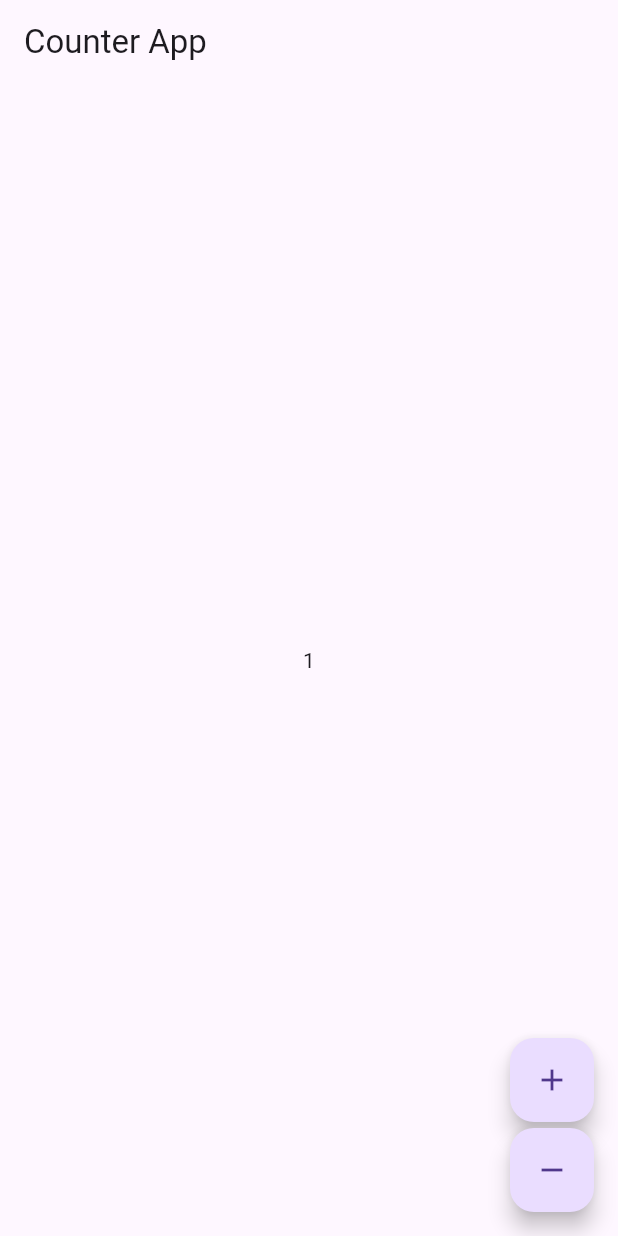
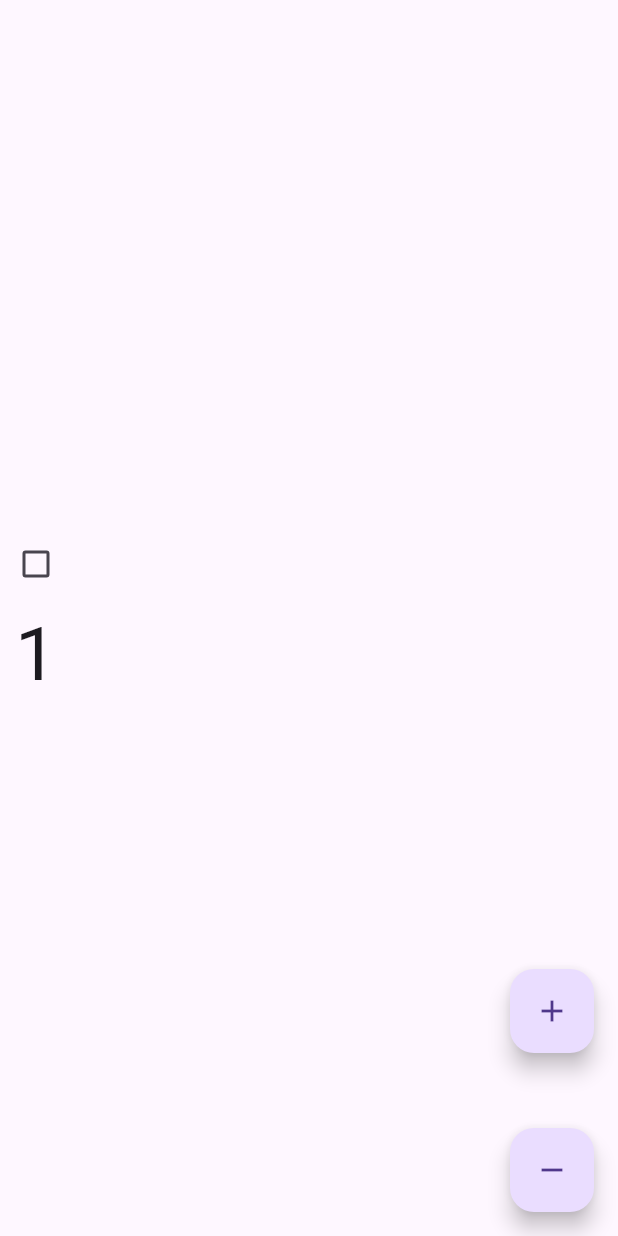
Before and after one commit to liiiiamb/flutter-to-do, a Flutter app: the screen it shows after launch, after a tap on the "add" icon, on a phone screen of 412 x 824 dp. Run offline on Flutter 3.47's test engine with Material 3 defaults, Android fonts, the phone set to English and light mode, and no system bars; our stand-ins replace bloc, flutter_bloc.

```diff
--- a/lib/counter_cubit.dart
+++ b/lib/counter/counter_cubit.dart
@@ -7,9 +7,18 @@ part 'counter_state.dart';
 //initial state is set to zero, incremenet and decrement functions (based on checked box - updates state)
 
 class CounterCubit extends Cubit<int> {
-  CounterCubit(): super(0);
+  CounterCubit(super.initialState);
 
   void increment() => emit (state + 1); //adds 1 to the current state value
   void decrement() => emit (state - 1); //removes 1 from the current state value
 
+//on changed method
+  @override
+  void onChange(Change<int> change) {
+    // TODO: implement onChange
+    super.onChange(change);
+
+    print(change);
+  }
+
 }
--- /dev/null
+++ b/lib/counter/counter_page.dart
@@ -0,0 +1,42 @@
+import 'package:flutter/cupertino.dart';
+import 'package:flutter/material.dart';
+import 'package:flutter_bloc/flutter_bloc.dart';
+import 'package:to_do/counter/counter_cubit.dart';
+
+import 'counter_view.dart';
+
+/*
+PROVIDES the counter cubit to the UI
+ */
+
+
+
+class CounterPage extends StatelessWidget{
+  const CounterPage({super.key});
+
+  @override
+  Widget build(BuildContext context) {
+    return BlocProvider(create: (context) => CounterCubit(0), //passing through cubit - initial state starts from 0
+
+    //counter view (UI) - you can use BlocListener here that listens for any state changes
+    //child: CounterView(),
+
+      child: BlocListener<CounterCubit, int>(
+        listener: (context, state) =>  {
+          if (state == 10){ //current value of state - number on screen
+            showDialog(
+              context: context,
+              builder: (context) => const AlertDialog(
+                title: Text('Congratulations!'),
+                content: Text('You reached 10'),
+              ),
+            )
+          }
+        },
+
+          child: CounterView(),
+      ),
+    );
+  }
+
+}
--- /dev/null
+++ b/lib/counter/counter_view.dart
@@ -0,0 +1,76 @@
+/*
+
+Counter view - responsible for UI
+
+- use BlocBuilder
+ */
+
+import 'package:flutter/material.dart';
+import 'package:flutter_bloc/flutter_bloc.dart';
+
+import 'counter_cubit.dart';
+
+class CounterView extends StatefulWidget {
+  //as there is a checkbox which changes, this now has state and is a stateful widget
+
+  const CounterView({super.key});
+
+  @override
+  State<StatefulWidget> createState() => _CounterViewState();
+}
+
+class _CounterViewState extends State<CounterView> {
+  bool _isChecked = false;
+
+  //BUILD UI
+  @override
+  Widget build(BuildContext context) {
+    return Scaffold(
+      body: BlocBuilder<CounterCubit, int>(builder: (context, state) {
+        return Column(
+            mainAxisAlignment: MainAxisAlignment.center,
+            //crossAxisAlignment: CrossAxisAlignment.center, //this centers the column
+            children: [
+          Checkbox(
+              value: _isChecked,
+              onChanged: (value) {
+                setState(() {
+                  _isChecked = value ?? false; //handles null safety
+                  if (_isChecked == true){
+                    //if checkbox is checked, increment the counter
+                    context.read<CounterCubit>().increment();
+                  }
+                });
+              }),
+          Text(
+            state.toString(),
+            style: const TextStyle(fontSize: 50),
+          )
+        ]);
+      }),
+      /*
+      BUTTONS GO BELOW THE BLOCBUILDER
+       */
+      floatingActionButton: Column(
+        mainAxisAlignment: MainAxisAlignment.end,
+        children: [
+          //increment button
+          FloatingActionButton(
+            onPressed: () => context.read<CounterCubit>().increment(),
+            child: const Icon(Icons.add),
+          ),
+
+          //spacing
+          const SizedBox(height: 50),
+
+          //decrement button
+
+          FloatingActionButton(
+            onPressed: () => context.read<CounterCubit>().decrement(),
+            child: const Icon(Icons.remove),
+          )
+        ],
+      ),
+    );
+  }
+}
--- a/lib/counter_page.dart
+++ /dev/null
@@ -1,29 +0,0 @@
-import 'package:flutter/cupertino.dart';
-import 'package:flutter/material.dart';
-import 'package:flutter_bloc/flutter_bloc.dart';
-import 'package:to_do/counter_cubit.dart';
-
-class CounterPage extends StatelessWidget{
-  @override
-  Widget build(BuildContext context) {
-    return Scaffold(
-      appBar: AppBar(title: const Text('Counter App')), //set app bar title
-      body: BlocBuilder<CounterCubit, int>(builder: (context, count) => Center (child: Text('$count')),
-      ),
-      floatingActionButton: Column(
-        crossAxisAlignment: CrossAxisAlignment.end,
-        mainAxisAlignment: MainAxisAlignment.end,
-        children: <Widget>[
-          FloatingActionButton(
-            onPressed: () => context.read<CounterCubit>().increment(), //increment counter when button is clicked
-            child: const Icon(Icons.add),
-          ),
-          const SizedBox(height: 4),
-        FloatingActionButton(
-            child: const Icon(Icons.remove),
-            onPressed: () => context.read<CounterCubit>().decrement(), //decrement counter when button is clicked
-        ),
-    ]
-    ));
-  }
-}
--- a/lib/main.dart
+++ b/lib/main.dart
@@ -1,24 +1,24 @@
 import 'package:flutter/material.dart';
 import 'package:flutter_bloc/flutter_bloc.dart';
 
-import 'counter_cubit.dart';
-import 'counter_page.dart';
+import 'counter/counter_cubit.dart';
+import 'counter/counter_page.dart';
 
 //main is where everything is ran from?
 
 void main() {
-  runApp(CounterApp());
+  runApp(const CounterApp());
 }
 
 class CounterApp extends StatelessWidget{
+  const CounterApp({super.key});
+
+
   @override
   Widget build(BuildContext context) { //this is a widget
-    return MaterialApp( //MaterialApp is the foundation of the app
-      title: 'Counter App', //title of the app can be changed here
-      home: BlocProvider(
-        create: (_) => CounterCubit(), //create a CounterCubit
-        child: CounterPage(), //child widget of CounterPage
-      ),
+    return const MaterialApp( //MaterialApp is the foundation of the app
+      debugShowCheckedModeBanner: false,
+      home: CounterPage(), //when app starts up go to counterpage - which provides cubit to counter view (UI)
     );
   }
 }
```
Also changed, not shown: lib/counter/counter_state.dart (renamed from lib/counter_state.dart).
